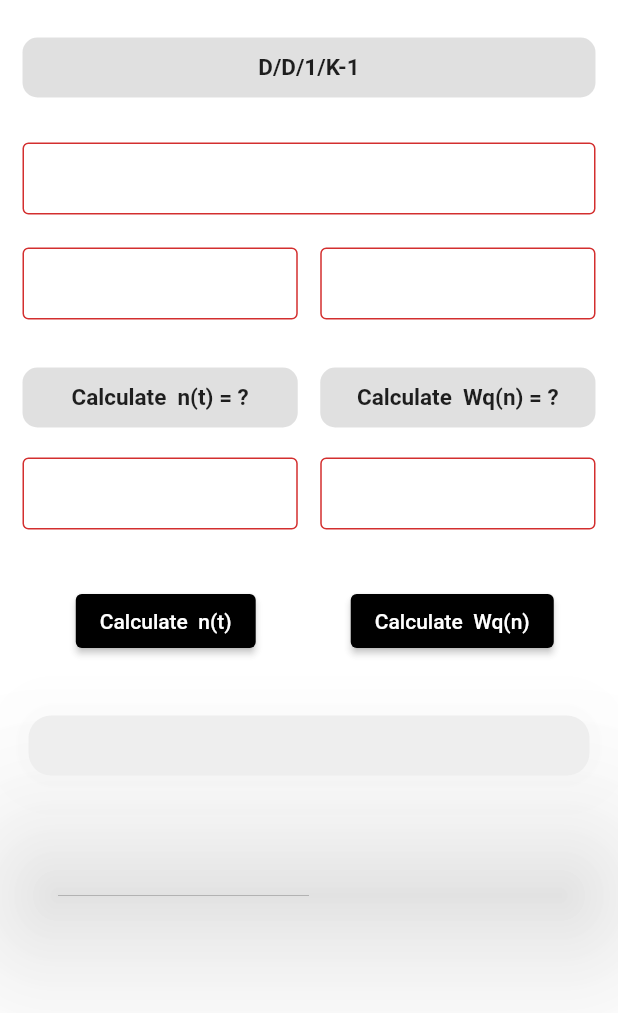
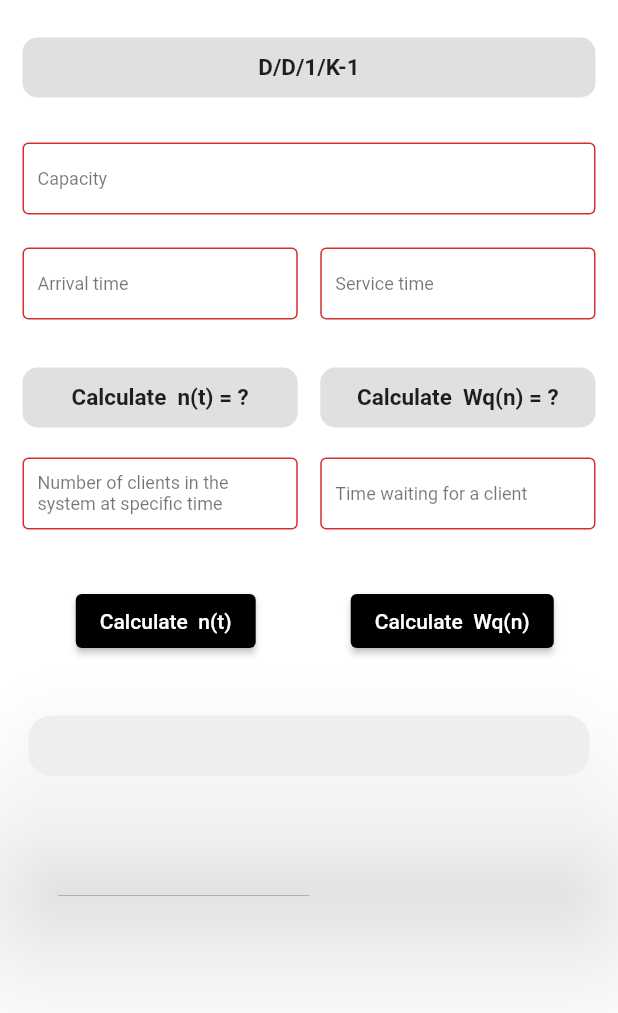
Before and after one commit to 3shmawi/Queuing-Theory, a Flutter app: the screen it shows after launch, on a phone screen of 412 x 824 dp. Shown: the top 1013 px of the screen. Run offline on Flutter 3.47's test engine with Material 2 defaults, Android fonts, the phone set to English and light mode, and no system bars; our stand-ins replace flutter_bloc.

Commit message:
initial mahmoud commit

```diff
--- a/lib/component/component.dart
+++ b/lib/component/component.dart
@@ -52,7 +52,7 @@ class DefaultTextForm extends StatelessWidget {
       decoration: InputDecoration(
         label: Text(
           label,
-          style: Theme.of(context).textTheme.caption!.copyWith(color: Colors.white),
+          style: Theme.of(context).textTheme.caption,
         ),
         contentPadding: const EdgeInsets.all(10),
         errorText: '',
--- a/lib/home/home_screen.dart
+++ b/lib/home/home_screen.dart
@@ -20,7 +20,7 @@ class HomeScreen extends StatelessWidget {
     var formKey = GlobalKey<FormState>();
     return SafeArea(
       child: Scaffold(
-        backgroundColor: Colors.white24,
+        backgroundColor: Colors.white,
         extendBodyBehindAppBar: true,
         body: SingleChildScrollView(
           child: Form(
@@ -58,7 +58,7 @@ class HomeScreen extends StatelessWidget {
                     textEditingController: capacityTimeController,
                     suffix: Text(
                       'K-1',
-                      style: Theme.of(context).textTheme.caption!.copyWith(color: Colors.white),
+                      style: Theme.of(context).textTheme.caption,
                     ),
                     label: 'Capacity',
                   ),
@@ -87,7 +87,7 @@ class HomeScreen extends StatelessWidget {
                           textEditingController: arrivalTimeController,
                           suffix: Text(
                             '1/λ',
-                            style: Theme.of(context).textTheme.caption!.copyWith(color: Colors.white),
+                            style: Theme.of(context).textTheme.caption,
                           ),
                           label: 'Arrival time ',
                         ),
@@ -117,7 +117,7 @@ class HomeScreen extends StatelessWidget {
                           textEditingController: serviceTimeController,
                           suffix: Text(
                             '1/µ',
-                            style: Theme.of(context).textTheme.caption!.copyWith(color: Colors.white),
+                            style: Theme.of(context).textTheme.caption,
                           ),
                           label: 'Service time ',
                         ),
```
